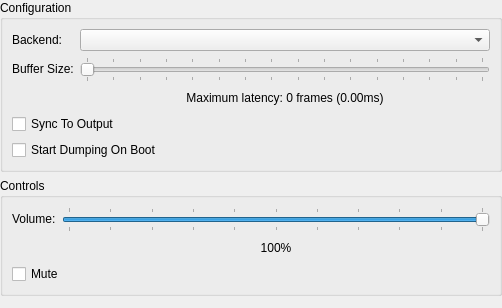
Above: src/duckstation-qt/audiosettingswidget.ui from kofxi3584karlayang/duckstation before the change. Below: the same form after it.
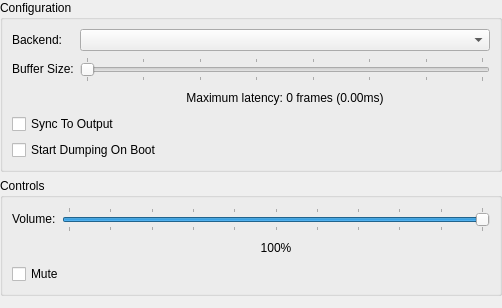
That is the form after the change.

Commit message: Qt: Make audio buffer size max out at 8192 frames

```diff
--- a/src/duckstation-qt/audiosettingswidget.ui
+++ b/src/duckstation-qt/audiosettingswidget.ui
@@ -55,7 +55,7 @@
          <number>1024</number>
         </property>
         <property name="maximum">
-         <number>16384</number>
+         <number>8192</number>
         </property>
         <property name="singleStep">
          <number>128</number>
```
